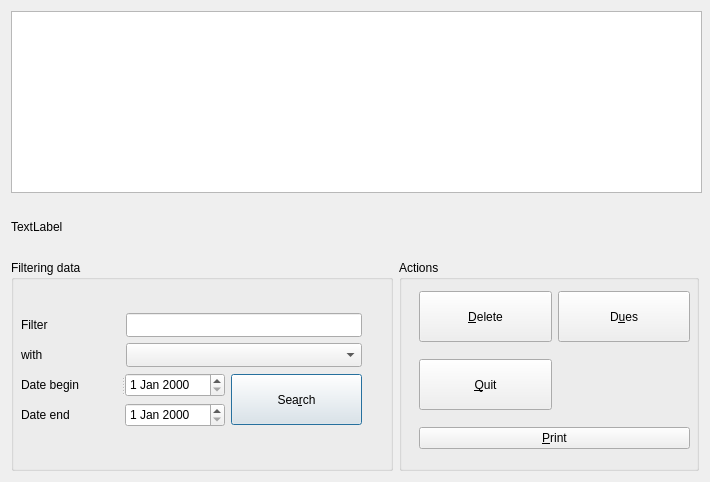
This is plugins/accountplugin/receipts/controlreceipts.ui in FreeHealth/freehealth as Qt 5 draws it before an edit. The edited form follows.
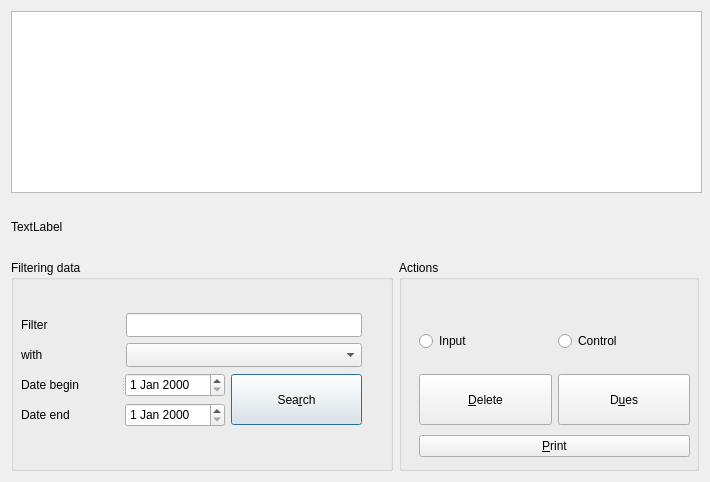
This is the edited form.

```diff
--- a/plugins/accountplugin/receipts/controlreceipts.ui
+++ b/plugins/accountplugin/receipts/controlreceipts.ui
@@ -259,12 +259,19 @@
         <property name="geometry">
          <rect>
           <x>20</x>
-          <y>20</y>
+          <y>110</y>
           <width>271</width>
-          <height>181</height>
+          <height>91</height>
          </rect>
         </property>
         <layout class="QGridLayout" name="gridLayout_3">
+         <item row="2" column="0" colspan="2">
+          <widget class="QPushButton" name="printButton">
+           <property name="text">
+            <string>&amp;Print</string>
+           </property>
+          </widget>
+         </item>
          <item row="0" column="0">
           <widget class="QPushButton" name="deleteButton">
            <property name="minimumSize">
@@ -284,32 +291,6 @@
            </property>
           </widget>
          </item>
-         <item row="2" column="0">
-          <widget class="QPushButton" name="quitButton">
-           <property name="minimumSize">
-            <size>
-             <width>80</width>
-             <height>51</height>
-            </size>
-           </property>
-           <property name="maximumSize">
-            <size>
-             <width>16777215</width>
-             <height>16777215</height>
-            </size>
-           </property>
-           <property name="text">
-            <string>&amp;Quit</string>
-           </property>
-          </widget>
-         </item>
-         <item row="3" column="0" colspan="2">
-          <widget class="QPushButton" name="printButton">
-           <property name="text">
-            <string>&amp;Print</string>
-           </property>
-          </widget>
-         </item>
          <item row="0" column="1">
           <widget class="QPushButton" name="duesButton">
            <property name="minimumSize">
@@ -325,6 +306,32 @@
          </item>
         </layout>
        </widget>
+       <widget class="QWidget" name="layoutWidget">
+        <property name="geometry">
+         <rect>
+          <x>20</x>
+          <y>70</y>
+          <width>271</width>
+          <height>22</height>
+         </rect>
+        </property>
+        <layout class="QHBoxLayout" name="horizontalLayout">
+         <item>
+          <widget class="QRadioButton" name="inRadioButton">
+           <property name="text">
+            <string>Input</string>
+           </property>
+          </widget>
+         </item>
+         <item>
+          <widget class="QRadioButton" name="outRadioButton">
+           <property name="text">
+            <string>Control</string>
+           </property>
+          </widget>
+         </item>
+        </layout>
+       </widget>
       </widget>
      </item>
     </layout>
```
Left out of the diff: 1 changed line with no effect on the pictures.
